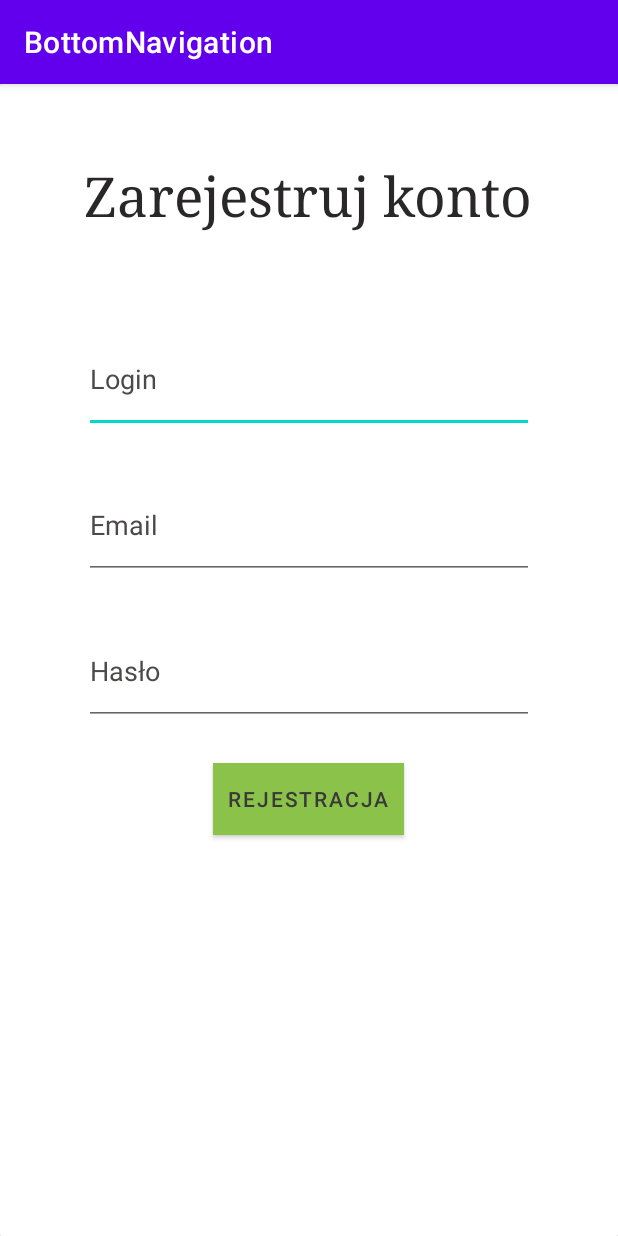
After one commit to Evaluation-PWSZ/Evaluation-of-product-characteristics, an Android app: the RegisterActivity screen opened directly, with no data from a screen before it, on a phone screen of 412 x 824 dp. The commit adds this screen. Run offline under Robolectric (Android 15) with nearby library versions, the phone set to English and light mode, and no system bars; our stand-ins replace Volley; network calls fail.

Commit message:
added login & register

```diff
--- a/app/build.gradle
+++ b/app/build.gradle
@@ -51,4 +51,9 @@ dependencies {
     testImplementation 'junit:junit:4.+'
     androidTestImplementation 'androidx.test.ext:junit:1.1.2'
     androidTestImplementation 'androidx.test.espresso:espresso-core:3.3.0'
+
+    implementation 'com.android.volley:volley:1.1.1'
+    implementation 'androidx.lifecycle:lifecycle-viewmodel-ktx:2.2.0'
+
+    implementation 'com.google.code.gson:gson:2.8.6'
 }
--- /dev/null
+++ b/app/src/main/java/pl/memstacja/bottomnavigation/data/model/ResultLogin.kt
@@ -0,0 +1,3 @@
+package com.pwszproducts.myapplication.data.model
+
+data class ResultLogin (var token: String)
--- /dev/null
+++ b/app/src/main/res/layout/activity_register.xml
@@ -0,0 +1,120 @@
+<?xml version="1.0" encoding="utf-8"?>
+<androidx.cardview.widget.CardView xmlns:android="http://schemas.android.com/apk/res/android"
+    xmlns:app="http://schemas.android.com/apk/res-auto"
+    xmlns:tools="http://schemas.android.com/tools"
+    android:layout_width="fill_parent"
+    android:layout_height="match_parent"
+    android:background="@color/white"
+    tools:context=".ui.login.RegisterActivity">
+
+
+    <RelativeLayout
+        android:layout_width="fill_parent"
+        android:layout_height="fill_parent"
+        android:background="#FFFFFF">
+
+        <TextView
+            android:id="@+id/textView"
+            android:layout_width="300dp"
+            android:layout_height="85dp"
+            android:layout_centerHorizontal="true"
+            android:layout_marginTop="50dp"
+            android:fontFamily="serif"
+            android:text="@string/register_hello"
+            android:textColor="#292727"
+            android:textSize="36sp"
+            app:autoSizeTextType="uniform" />
+
+        <EditText
+            android:id="@+id/login"
+            android:layout_width="300dp"
+            android:layout_height="72dp"
+            android:layout_below="@+id/textView"
+            android:layout_centerHorizontal="true"
+            android:layout_marginTop="25dp"
+            android:hint="@string/prompt_login"
+            android:selectAllOnFocus="true"
+            android:textColor="#4C4949"
+            android:textColorHint="#4C4949" />
+
+        <TextView
+            android:id="@+id/login_error"
+            android:layout_width="wrap_content"
+            android:layout_height="wrap_content"
+            android:layout_below="@id/login"
+            android:layout_centerHorizontal="true"
+            android:textColor="#F44336" />
+
+        <EditText
+            android:id="@+id/email"
+            android:layout_width="300dp"
+            android:layout_height="72dp"
+            android:layout_below="@+id/login"
+            android:layout_centerHorizontal="true"
+            android:layout_marginTop="25dp"
+            android:hint="@string/prompt_email"
+            android:inputType="textEmailAddress"
+            android:selectAllOnFocus="true"
+            android:textColor="#4C4949"
+            android:textColorHint="#4C4949" />
+
+        <TextView
+            android:id="@+id/email_error"
+            android:layout_width="wrap_content"
+            android:layout_height="wrap_content"
+            android:layout_below="@id/email"
+            android:layout_centerHorizontal="true"
+            android:textColor="#F44336" />
+
+        <EditText
+            android:id="@+id/password"
+            android:layout_width="300dp"
+            android:layout_height="72dp"
+            android:layout_below="@id/email"
+            android:layout_centerHorizontal="true"
+            android:layout_marginTop="25dp"
+            android:hint="@string/prompt_password"
+            android:imeActionLabel="@string/action_sign_in_short"
+            android:imeOptions="actionDone"
+            android:inputType="textPassword"
+            android:selectAllOnFocus="true"
+            android:textColor="#4C4949"
+            android:textColorHint="#4C4949" />
+
+        <TextView
+            android:id="@+id/password_error"
+            android:layout_width="wrap_content"
+            android:layout_height="wrap_content"
+            android:layout_below="@id/password"
+            android:layout_centerHorizontal="true"
+            android:textColor="#F44336" />
+
+        <Button
+            android:id="@+id/submit"
+            android:layout_width="wrap_content"
+            android:layout_height="wrap_content"
+            android:layout_below="@id/password"
+            android:layout_centerHorizontal="true"
+            android:layout_gravity="start"
+            android:layout_marginTop="25dp"
+            android:background="#8BC34A"
+            android:paddingLeft="10dp"
+            android:paddingRight="10dp"
+            android:text="@string/action_register"
+            android:textColor="#393939"
+            app:backgroundTint="#8BC34A" />
+
+        <ProgressBar
+            android:id="@+id/loading"
+            android:layout_width="wrap_content"
+            android:layout_height="wrap_content"
+            android:layout_gravity="center"
+            android:layout_marginStart="32dp"
+            android:layout_marginTop="64dp"
+            android:layout_marginEnd="32dp"
+            android:layout_marginBottom="64dp"
+            android:visibility="gone"
+            app:layout_constraintEnd_toEndOf="@+id/password"
+            app:layout_constraintStart_toStartOf="@+id/password" />
+    </RelativeLayout>
+</androidx.cardview.widget.CardView>
--- a/app/src/main/res/values/strings.xml
+++ b/app/src/main/res/values/strings.xml
@@ -20,4 +20,14 @@
     <string name="attachment_summary_on">Automatically download attachments for incoming emails
     </string>
     <string name="attachment_summary_off">Only download attachments when manually requested</string>
+
+    <string name="action_sign_in_short">Logowanie</string>
+    <string name="prompt_login">Login</string>
+    <string name="prompt_email">Email</string>
+    <string name="prompt_password">Hasło</string>
+
+    <string name="hello">Zaloguj się i głosuj</string>
+    <string name="register_hello">Zarejestruj konto</string>
+    <string name="action_sign_in">Logowanie</string>
+    <string name="action_register">Rejestracja</string>
 </resources>
```
Also changed, not shown: app/src/main/AndroidManifest.xml (+5 -2 lines), app/src/main/java/pl/memstacja/bottomnavigation/data/model/ResultUser.kt (added, +10 -0 lines), app/src/main/java/pl/memstacja/bottomnavigation/data/model/StaticUserData.kt (added, +11 -0 lines), app/src/main/java/pl/memstacja/bottomnavigation/ui/login/LoginActivity.kt (added, +166 -0 lines), app/src/main/java/pl/memstacja/bottomnavigation/ui/login/RegisterActivity.kt (added, +166 -0 lines), app/src/main/res/layout/activity_login.xml (added, +113 -0 lines), 2 other files.
